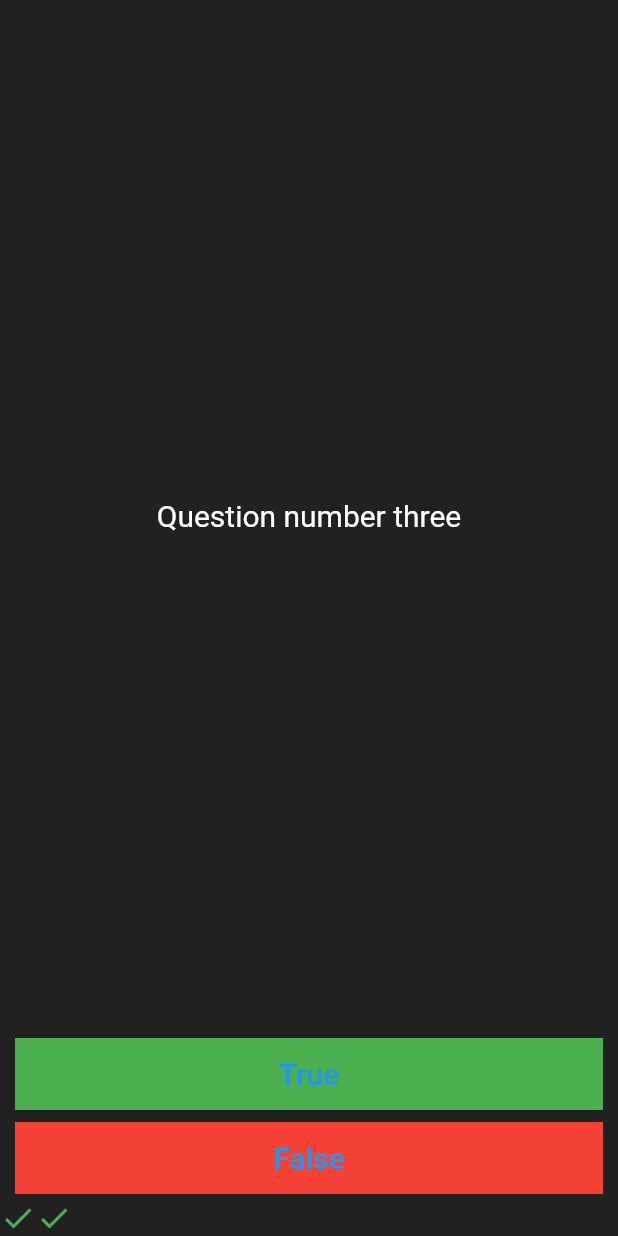
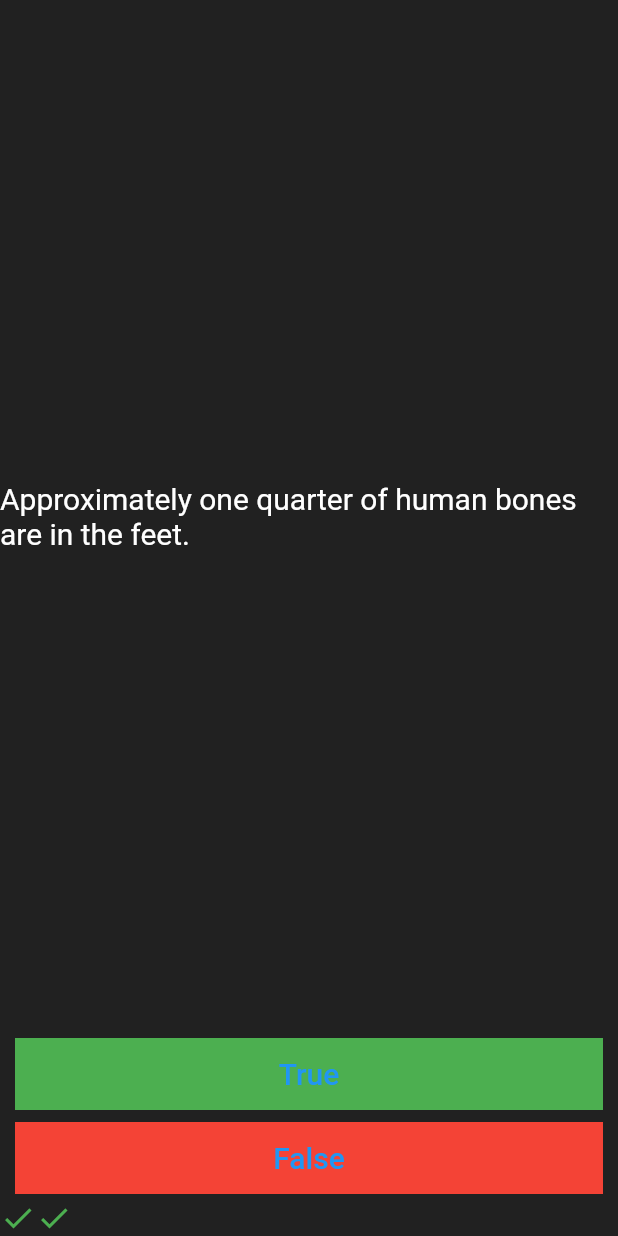
Before and after one commit to dhruvinfo28/quizzler, a Flutter app: the screen it shows after launch, after a tap on "True", after a tap on "False", on a phone screen of 412 x 824 dp. Run offline on Flutter 3.47's test engine with Material 2 defaults, Android fonts, the phone set to English and light mode, and no system bars.

Commit message:
Quizz class under questionsBank

```diff
--- a/lib/main.dart
+++ b/lib/main.dart
@@ -1,5 +1,6 @@
 import 'package:flutter/material.dart';
 import 'questions.dart';
+import 'questionBank.dart';
 
 void main() => runApp(MyApp());
 
@@ -36,11 +37,7 @@ class _quizzlerAppState extends State<quizzlerApp> {
   }
 
   int currIndex = 0;
-  List<Question> questions = [
-    Question(question: 'A ques whose answer is true', ans: true),
-    Question(question: 'Question number two', ans: false),
-    Question(question: 'Question number three', ans: true)
-  ];
+  Quizz questionBank = Quizz();
 
   @override
   Widget build(BuildContext context) {
@@ -50,7 +47,7 @@ class _quizzlerAppState extends State<quizzlerApp> {
         Expanded(
           child: Center(
             child: Text(
-              questions[currIndex].question,
+              questionBank.questions[currIndex].question,
               style: TextStyle(
                 color: Colors.white,
                 fontSize: 20.0,
@@ -65,7 +62,7 @@ class _quizzlerAppState extends State<quizzlerApp> {
             onPressed: () {
               setState(() {
                 //Means user submitted answer to question at currIndex as true
-                if (questions[currIndex].ans) {
+                if (questionBank.questions[currIndex].ans) {
                   addResponse(1);
                 } else {
                   addResponse(0);
@@ -88,7 +85,7 @@ class _quizzlerAppState extends State<quizzlerApp> {
           child: TextButton(
             onPressed: () {
               setState(() {
-                if (!questions[currIndex].ans) {
+                if (!questionBank.questions[currIndex].ans) {
                   addResponse(1);
                 } else {
                   addResponse(0);
--- /dev/null
+++ b/lib/questionBank.dart
@@ -0,0 +1,31 @@
+import 'questions.dart';
+
+class Quizz {
+  List<Question> questions = [
+    Question('Some cats are actually allergic to humans', true),
+    Question('You can lead a cow down stairs but not up stairs.', false),
+    Question('Approximately one quarter of human bones are in the feet.', true),
+    Question('A slug\'s blood is green.', true),
+    Question('Buzz Aldrin\'s mother\'s maiden name was \"Moon\".', true),
+    Question('It is illegal to pee in the Ocean in Portugal.', true),
+    Question(
+        'No piece of square dry paper can be folded in half more than 7 times.',
+        false),
+    Question(
+        'In London, UK, if you happen to die in the House of Parliament, you are technically entitled to a state funeral, because the building is considered too sacred a place.',
+        true),
+    Question(
+        'The loudest sound produced by any animal is 188 decibels. That animal is the African Elephant.',
+        false),
+    Question(
+        'The total surface area of two human lungs is approximately 70 square metres.',
+        true),
+    Question('Google was originally called \"Backrub\".', true),
+    Question(
+        'Chocolate affects a dog\'s heart and nervous system; a few ounces are enough to kill a small dog.',
+        true),
+    Question(
+        'In West Virginia, USA, if you accidentally hit an animal with your car, you are free to take it home to eat.',
+        true),
+  ];
+}
--- a/lib/questions.dart
+++ b/lib/questions.dart
@@ -2,7 +2,7 @@ class Question {
   String question;
   bool ans;
   //Constructor
-  Question({this.question, this.ans});
+  Question(this.question, this.ans);
   //Call like Question a = Question.unanswered(question: 'I don't have an answer')
   Question.unanswered({this.question});
 }
```
